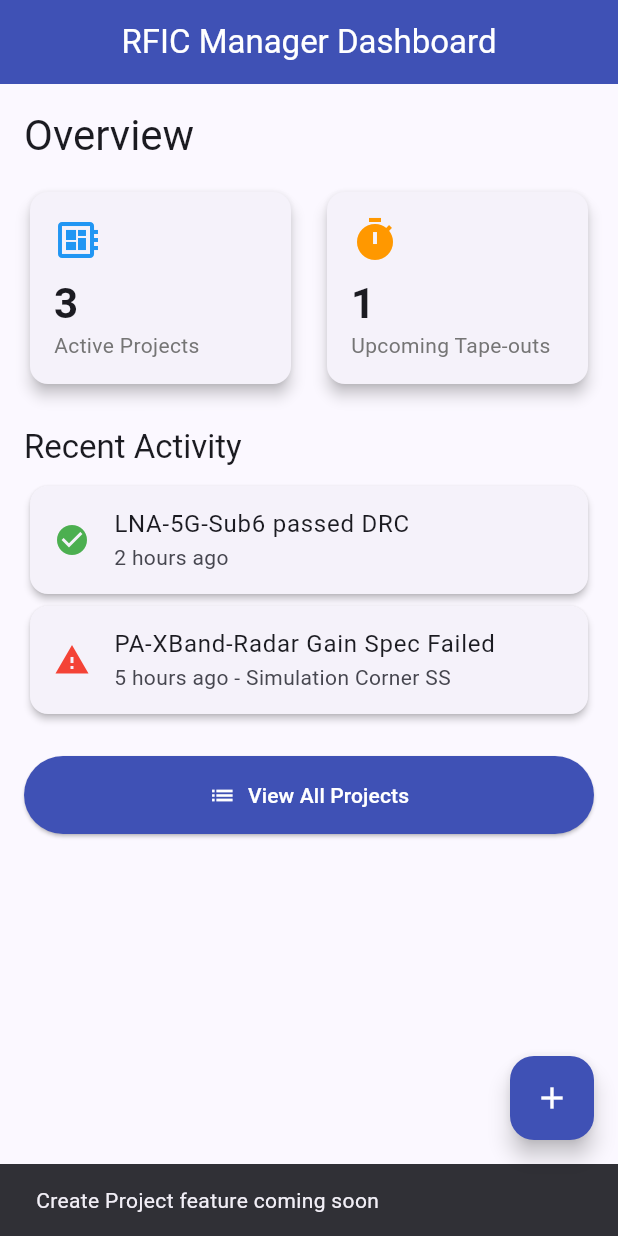
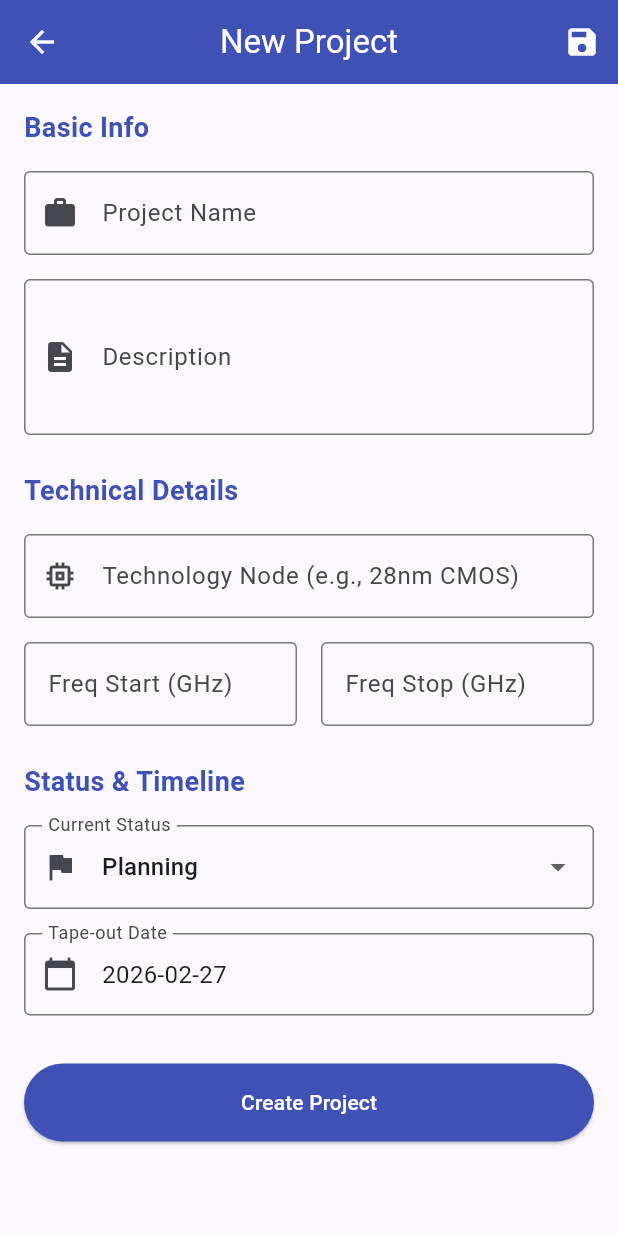
Before and after one commit to could-ai/019ad151-f8dd-7835-a105-b94b5a1bd1de, a Flutter app: the screen it shows after launch, after a tap on the "add" icon, on a phone screen of 412 x 824 dp. Run offline on Flutter 3.47's test engine with Material 3 defaults, Android fonts, the phone set to English and light mode, and no system bars.

Commit message:
Created ProjectEditScreen to allow creating new projects and editing existing ones. Includes form validation and mock data updates.; Added /project_edit route to main.dart.; Updated DashboardScreen to be a StatefulWidget (to refresh data) and linked the FAB to the new ProjectEditScreen.; Updated ProjectDetailScreen to be a StatefulWidget (to refresh data) and added an Edit button in the AppBar.; Updated ProjectListScreen to be a StatefulWidget to refresh the list when returning from details or edit screens. Added FAB for quick project creation.

```diff
--- a/usr/lib/main.dart
+++ b/usr/lib/main.dart
@@ -2,6 +2,7 @@ import 'package:flutter/material.dart';
 import 'screens/dashboard_screen.dart';
 import 'screens/project_list_screen.dart';
 import 'screens/project_detail_screen.dart';
+import 'screens/project_edit_screen.dart';
 
 void main() {
   runApp(const RFICManagerApp());
@@ -36,6 +37,7 @@ class RFICManagerApp extends StatelessWidget {
         '/': (context) => const DashboardScreen(),
         '/projects': (context) => const ProjectListScreen(),
         '/project_detail': (context) => const ProjectDetailScreen(),
+        '/project_edit': (context) => const ProjectEditScreen(),
       },
     );
   }
--- a/usr/lib/screens/dashboard_screen.dart
+++ b/usr/lib/screens/dashboard_screen.dart
@@ -2,11 +2,17 @@ import 'package:flutter/material.dart';
 import '../data/mock_data.dart';
 import '../models/project.dart';
 
-class DashboardScreen extends StatelessWidget {
+class DashboardScreen extends StatefulWidget {
   const DashboardScreen({super.key});
 
   @override
+  State<DashboardScreen> createState() => _DashboardScreenState();
+}
+
+class _DashboardScreenState extends State<DashboardScreen> {
+  @override
   Widget build(BuildContext context) {
+    // Re-fetch data on build to show updates after returning from other screens
     final projects = MockData.projects;
     final activeProjects = projects.where((p) => p.status != 'Tape-out').length;
     final upcomingTapeouts = projects.where((p) => p.tapeOutDate.difference(DateTime.now()).inDays < 60 && p.tapeOutDate.isAfter(DateTime.now())).length;
@@ -59,7 +65,7 @@ class DashboardScreen extends StatelessWidget {
               width: double.infinity,
               child: ElevatedButton.icon(
                 onPressed: () {
-                  Navigator.pushNamed(context, '/projects');
+                  Navigator.pushNamed(context, '/projects').then((_) => setState(() {}));
                 },
                 icon: const Icon(Icons.list),
                 label: const Text('View All Projects'),
@@ -75,8 +81,7 @@ class DashboardScreen extends StatelessWidget {
       ),
       floatingActionButton: FloatingActionButton(
         onPressed: () {
-          // TODO: Implement create project
-          ScaffoldMessenger.of(context).showSnackBar(const SnackBar(content: Text('Create Project feature coming soon')));
+          Navigator.pushNamed(context, '/project_edit').then((_) => setState(() {}));
         },
         backgroundColor: Colors.indigo,
         child: const Icon(Icons.add, color: Colors.white),
--- /dev/null
+++ b/usr/lib/screens/project_edit_screen.dart
@@ -0,0 +1,262 @@
+import 'package:flutter/material.dart';
+import '../models/project.dart';
+import '../data/mock_data.dart';
+
+class ProjectEditScreen extends StatefulWidget {
+  const ProjectEditScreen({super.key});
+
+  @override
+  State<ProjectEditScreen> createState() => _ProjectEditScreenState();
+}
+
+class _ProjectEditScreenState extends State<ProjectEditScreen> {
+  final _formKey = GlobalKey<FormState>();
+  late TextEditingController _nameController;
+  late TextEditingController _descController;
+  late TextEditingController _techNodeController;
+  late TextEditingController _freqStartController;
+  late TextEditingController _freqStopController;
+
+  DateTime _tapeOutDate = DateTime.now().add(const Duration(days: 90));
+  String _status = 'Planning';
+  bool _isEditing = false;
+  String? _projectId;
+
+  final List<String> _statusOptions = [
+    'Planning',
+    'Design',
+    'Layout',
+    'Verification',
+    'Tape-out',
+  ];
+
+  @override
+  void didChangeDependencies() {
+    super.didChangeDependencies();
+    final args = ModalRoute.of(context)?.settings.arguments;
+    if (args is Project) {
+      _isEditing = true;
+      _projectId = args.id;
+      _nameController = TextEditingController(text: args.name);
+      _descController = TextEditingController(text: args.description);
+      _techNodeController = TextEditingController(text: args.technologyNode);
+      _freqStartController = TextEditingController(text: args.frequencyStart.toString());
+      _freqStopController = TextEditingController(text: args.frequencyStop.toString());
+      _tapeOutDate = args.tapeOutDate;
+      _status = args.status;
+    } else {
+      _nameController = TextEditingController();
+      _descController = TextEditingController();
+      _techNodeController = TextEditingController();
+      _freqStartController = TextEditingController();
+      _freqStopController = TextEditingController();
+    }
+  }
+
+  @override
+  void dispose() {
+    _nameController.dispose();
+    _descController.dispose();
+    _techNodeController.dispose();
+    _freqStartController.dispose();
+    _freqStopController.dispose();
+    super.dispose();
+  }
+
+  Future<void> _selectDate(BuildContext context) async {
+    final DateTime? picked = await showDatePicker(
+      context: context,
+      initialDate: _tapeOutDate,
+      firstDate: DateTime.now(),
+      lastDate: DateTime(2030),
+    );
+    if (picked != null && picked != _tapeOutDate) {
+      setState(() {
+        _tapeOutDate = picked;
+      });
+    }
+  }
+
+  void _saveProject() {
+    if (_formKey.currentState!.validate()) {
+      final newProject = Project(
+        id: _projectId ?? DateTime.now().millisecondsSinceEpoch.toString(),
+        name: _nameController.text,
+        description: _descController.text,
+        technologyNode: _techNodeController.text,
+        frequencyStart: double.tryParse(_freqStartController.text) ?? 0.0,
+        frequencyStop: double.tryParse(_freqStopController.text) ?? 0.0,
+        tapeOutDate: _tapeOutDate,
+        status: _status,
+      );
+
+      if (_isEditing) {
+        // Find and replace in mock data
+        final index = MockData.projects.indexWhere((p) => p.id == _projectId);
+        if (index != -1) {
+          MockData.projects[index] = newProject;
+        }
+      } else {
+        // Add to mock data
+        MockData.projects.add(newProject);
+      }
+
+      ScaffoldMessenger.of(context).showSnackBar(
+        SnackBar(content: Text(_isEditing ? 'Project updated' : 'Project created')),
+      );
+      Navigator.pop(context);
+    }
+  }
+
+  @override
+  Widget build(BuildContext context) {
+    return Scaffold(
+      appBar: AppBar(
+        title: Text(_isEditing ? 'Edit Project' : 'New Project'),
+        backgroundColor: Colors.indigo,
+        foregroundColor: Colors.white,
+        actions: [
+          IconButton(
+            icon: const Icon(Icons.save),
+            onPressed: _saveProject,
+          ),
+        ],
+      ),
+      body: SingleChildScrollView(
+        padding: const EdgeInsets.all(16.0),
+        child: Form(
+          key: _formKey,
+          child: Column(
+            crossAxisAlignment: CrossAxisAlignment.start,
+            children: [
+              _buildSectionTitle('Basic Info'),
+              TextFormField(
+                controller: _nameController,
+                decoration: const InputDecoration(
+                  labelText: 'Project Name',
+                  border: OutlineInputBorder(),
+                  prefixIcon: Icon(Icons.work),
+                ),
+                validator: (value) => value == null || value.isEmpty ? 'Please enter a name' : null,
+              ),
+              const SizedBox(height: 16),
+              TextFormField(
+                controller: _descController,
+                decoration: const InputDecoration(
+                  labelText: 'Description',
+                  border: OutlineInputBorder(),
+                  prefixIcon: Icon(Icons.description),
+                ),
+                maxLines: 3,
+              ),
+              const SizedBox(height: 24),
+
+              _buildSectionTitle('Technical Details'),
+              TextFormField(
+                controller: _techNodeController,
+                decoration: const InputDecoration(
+                  labelText: 'Technology Node (e.g., 28nm CMOS)',
+                  border: OutlineInputBorder(),
+                  prefixIcon: Icon(Icons.memory),
+                ),
+                validator: (value) => value == null || value.isEmpty ? 'Please enter technology node' : null,
+              ),
+              const SizedBox(height: 16),
+              Row(
+                children: [
+                  Expanded(
+                    child: TextFormField(
+                      controller: _freqStartController,
+                      decoration: const InputDecoration(
+                        labelText: 'Freq Start (GHz)',
+                        border: OutlineInputBorder(),
+                      ),
+                      keyboardType: TextInputType.number,
+                      validator: (value) => value == null || value.isEmpty ? 'Required' : null,
+                    ),
+                  ),
+                  const SizedBox(width: 16),
+                  Expanded(
+                    child: TextFormField(
+                      controller: _freqStopController,
+                      decoration: const InputDecoration(
+                        labelText: 'Freq Stop (GHz)',
+                        border: OutlineInputBorder(),
+                      ),
+                      keyboardType: TextInputType.number,
+                      validator: (value) => value == null || value.isEmpty ? 'Required' : null,
+                    ),
+                  ),
+                ],
+              ),
+              const SizedBox(height: 24),
+
+              _buildSectionTitle('Status & Timeline'),
+              DropdownButtonFormField<String>(
+                value: _status,
+                decoration: const InputDecoration(
+                  labelText: 'Current Status',
+                  border: OutlineInputBorder(),
+                  prefixIcon: Icon(Icons.flag),
+                ),
+                items: _statusOptions.map((String status) {
+                  return DropdownMenuItem<String>(
+                    value: status,
+                    child: Text(status),
+                  );
+                }).toList(),
+                onChanged: (String? newValue) {
+                  setState(() {
+                    _status = newValue!;
+                  });
+                },
+              ),
+              const SizedBox(height: 16),
+              InkWell(
+                onTap: () => _selectDate(context),
+                child: InputDecorator(
+                  decoration: const InputDecoration(
+                    labelText: 'Tape-out Date',
+                    border: OutlineInputBorder(),
+                    prefixIcon: Icon(Icons.calendar_today),
+                  ),
+                  child: Text(
+                    "${_tapeOutDate.toLocal()}".split(' ')[0],
+                    style: const TextStyle(fontSize: 16),
+                  ),
+                ),
+              ),
+              const SizedBox(height: 32),
+              SizedBox(
+                width: double.infinity,
+                child: ElevatedButton(
+                  onPressed: _saveProject,
+                  style: ElevatedButton.styleFrom(
+                    backgroundColor: Colors.indigo,
+                    foregroundColor: Colors.white,
+                    padding: const EdgeInsets.symmetric(vertical: 16),
+                  ),
+                  child: Text(_isEditing ? 'Update Project' : 'Create Project'),
+                ),
+              ),
+            ],
+          ),
+        ),
+      ),
+    );
+  }
+
+  Widget _buildSectionTitle(String title) {
+    return Padding(
+      padding: const EdgeInsets.only(bottom: 16.0),
+      child: Text(
+        title,
+        style: const TextStyle(
+          fontSize: 18,
+          fontWeight: FontWeight.bold,
+          color: Colors.indigo,
+        ),
+      ),
+    );
+  }
+}
```
Also changed, not shown: usr/lib/screens/project_detail_screen.dart (+44 -6 lines), usr/lib/screens/project_list_screen.dart (+17 -3 lines).
